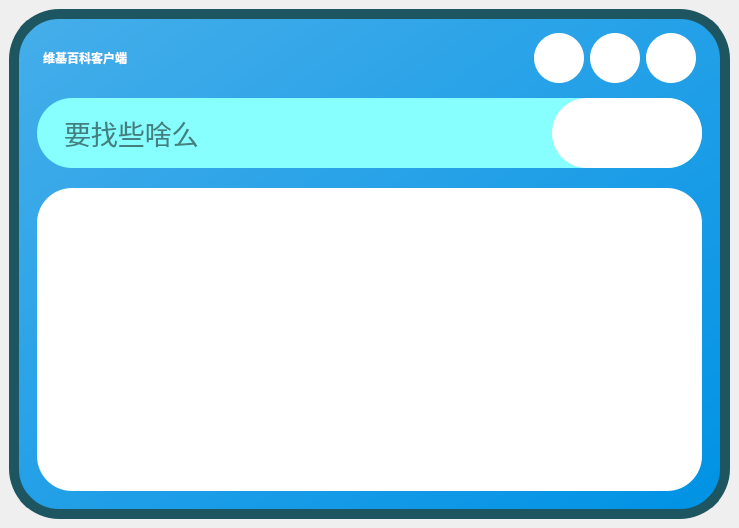
First picture: the form in window.ui, repository lswlc33/wiki_search, before the edit.
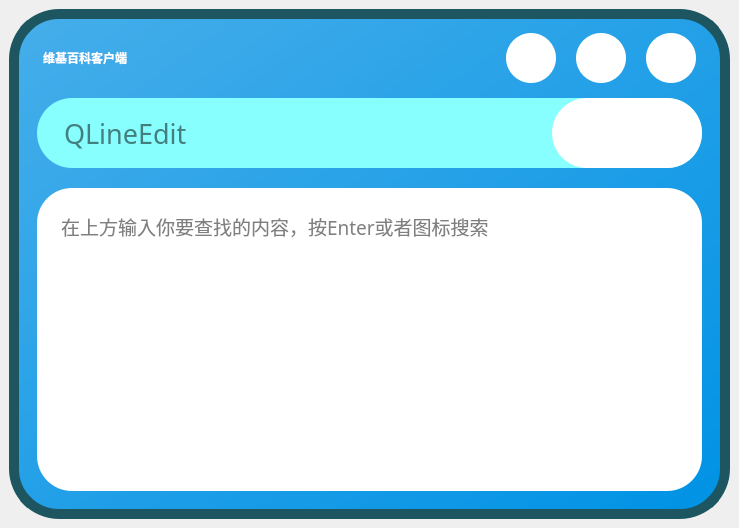
Second picture: the form after the edit. Icons and pictures are not drawn.

Commit message: UI优化

What changed in the file:
```diff
--- a/window.ui
+++ b/window.ui
@@ -18,32 +18,15 @@
     <item>
      <widget class="QFrame" name="frame">
       <property name="styleSheet">
-       <string notr="true">#frame_2{
-	border-radius: 35px;
-	background-color: rgb(255, 255, 255);
-}
-
-QLineEdit{
+       <string notr="true">QLineEdit{
 	padding-left:25px;
 	background-color: rgba(255, 255, 255, 0);
 	border: 0px solid rgba(255, 255, 255, 0);
 
 
 }
-#pushButton_2{
-	border-radius: 35px;
-	background-color: rgb(255, 255, 255);
-}
-#pushButton{
-	background-color: rgb(255, 255, 255);
-}
-#pushButton_3{
-	background-color: rgb(255, 255, 255);
-}
-#pushButton_4{
-	background-color: rgb(255, 255, 255);
-}
-#textBrowser{
+
+QTextBrowser{
 	border-radius: 35px;
 	padding-left:20px;
 	padding-right:20px;
@@ -60,20 +43,35 @@
 	color: rgb(255, 255, 255);
 	font-weight: bold;
 }
-#widget{
-	border-radius: 35px;
-	background-color: #88ffff;
-}
+
 QPushButton{
 	font: 14pt &quot;微软雅黑&quot;;
 	border-radius: 25px;
+	background-color: rgb(255, 255, 255);
+}
 
+QPushButton::hover{
+	background-color: rgb(198, 255, 229);
+}
+
+#pushButton_2{
+	border-radius: 35px;
 }
 
 #frame{
 	border-radius: 50px;
 	border: 10px solid #1D5661;
 	background-color: qlineargradient(spread:pad, x1:0, y1:0, x2:1, y2:1, stop:0 #46AEEA, stop:1 #0092E5);
+}
+
+#frame_2{
+	border-radius: 35px;
+	background-color: rgb(255, 255, 255);
+}
+
+#widget{
+	border-radius: 35px;
+	background-color: #88ffff;
 }</string>
       </property>
       <property name="frameShape">
@@ -85,6 +83,9 @@
       <layout class="QVBoxLayout" name="verticalLayout" stretch="0,1">
        <item>
         <layout class="QHBoxLayout" name="horizontalLayout_2">
+         <property name="spacing">
+          <number>20</number>
+         </property>
          <property name="leftMargin">
           <number>15</number>
          </property>
@@ -259,7 +260,7 @@
 }</string>
                   </property>
                   <property name="placeholderText">
-                   <string>要找些啥么</string>
+                   <string>QLineEdit</string>
                   </property>
                  </widget>
                 </item>
@@ -316,6 +317,9 @@
 &lt;/style&gt;&lt;/head&gt;&lt;body style=&quot; font-family:'微软雅黑'; font-size:14pt; font-weight:400; font-style:normal;&quot;&gt;
 &lt;p style=&quot;-qt-paragraph-type:empty; margin-top:0px; margin-bottom:0px; margin-left:0px; margin-right:0px; -qt-block-indent:0; text-indent:0px;&quot;&gt;&lt;br /&gt;&lt;/p&gt;&lt;/body&gt;&lt;/html&gt;</string>
                </property>
+               <property name="placeholderText">
+                <string>在上方输入你要查找的内容，按Enter或者图标搜索</string>
+               </property>
               </widget>
              </item>
             </layout>
```
The commit also changes 1 other file.
